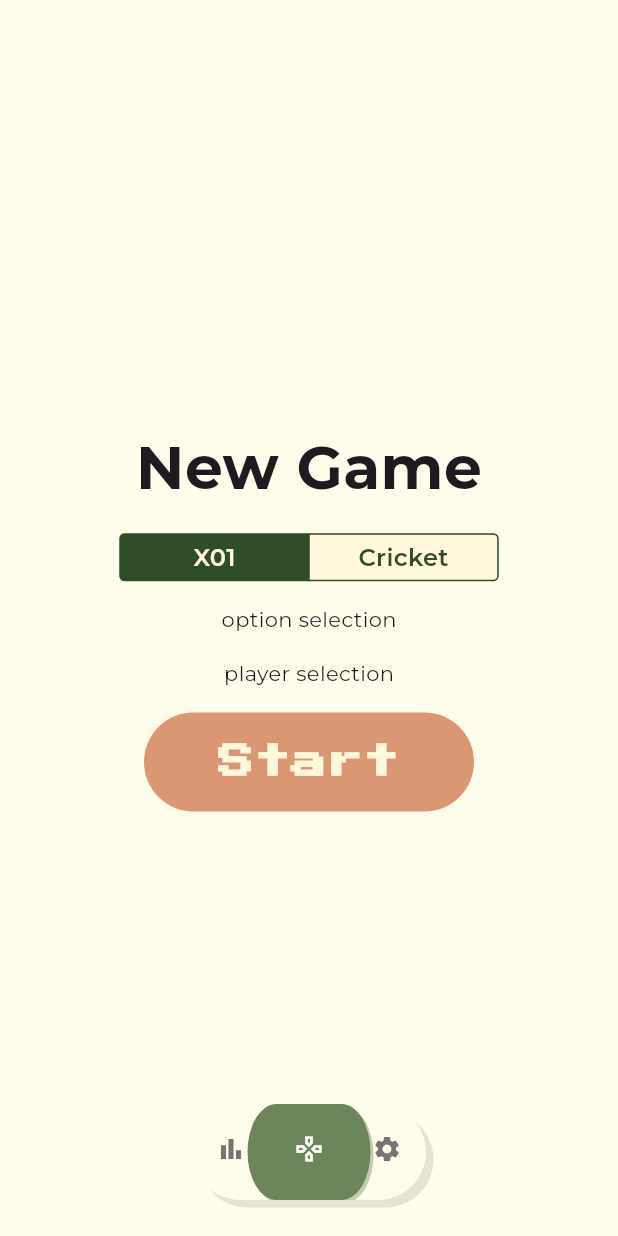
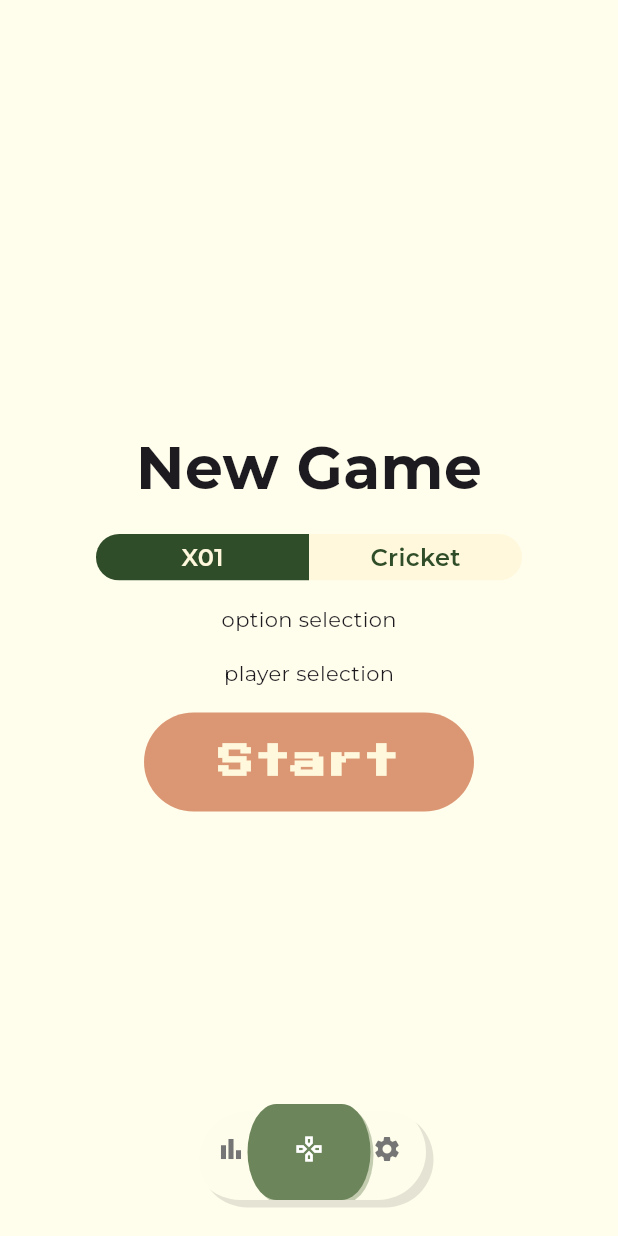
Before and after one commit to FrederikKlein/Dartly, a Flutter app: the screen it shows after launch, on a phone screen of 412 x 824 dp. Run offline on Flutter 3.47's test engine with Material 3 defaults, Android fonts, the phone set to English and light mode, and no system bars; our stand-ins replace figma_squircle, google_fonts.

Commit message:
Added Game Mode Selection

```diff
--- a/lib/screens/new_game_scratch.dart
+++ b/lib/screens/new_game_scratch.dart
@@ -62,11 +62,13 @@ class _NewGameScreenState extends State<NewGameScreen> {
       GameMode.x01: Text("X01", style: AppConstants.buttonTextStyle),
       GameMode.cricket: Padding(child: Text("Cricket", style: AppConstants.buttonTextStyle), padding: EdgeInsetsGeometry.symmetric(vertical: AppConstants.verySmallPadding)),
     };
-    return Container(
-      width: double.infinity, // Make it full width
+    return ClipRRect(
+      borderRadius: BorderRadius.circular(500),
+      child: Container(
+        width: double.infinity,
         child: CupertinoSegmentedControl<GameMode>(
           children: _segmentsMap,
-        groupValue: currentMode, // Default selected value
+          groupValue: currentMode,
           onValueChanged: (GameMode? value) {
             if (value != null) {
               setState(() {
@@ -74,10 +76,12 @@ class _NewGameScreenState extends State<NewGameScreen> {
               });
             }
           },
-        borderColor: AppConstants.vintageGreen,
+          borderColor: Colors.transparent,
           selectedColor: AppConstants.vintageGreen,
           unselectedColor: AppConstants.vintageBeige,
-
+          pressedColor: AppConstants.vintageGreen.withOpacity(0.2),
+          padding: const EdgeInsets.all(0),
+        ),
       ),
     );
     return Text("mode selection");
```
Lines whose indentation alone changed are shown as unchanged.
